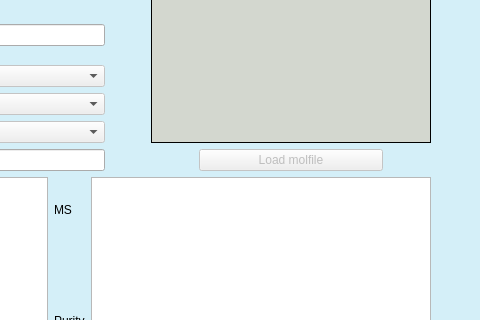
Before: the Qt Designer form chemReg/searchchem.ui in dahlbma/scarab_tornado, drawn with Qt 5; both pictures show x 760 to 1240 and y 151 to 471 of the 1240 by 801 pixel window.
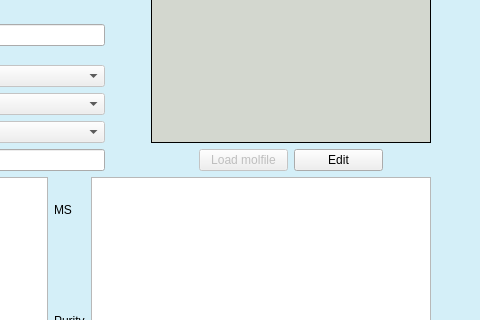
After: the same form once the commit is applied.

The edit to the form file:
```diff
--- a/chemReg/searchchem.ui
+++ b/chemReg/searchchem.ui
@@ -607,6 +607,13 @@
               </property>
              </widget>
             </item>
+            <item>
+             <widget class="QPushButton" name="editmol_btn">
+              <property name="text">
+               <string>Edit</string>
+              </property>
+             </widget>
+            </item>
             <item>
              <spacer name="horizontalSpacer_2">
               <property name="orientation">
```
